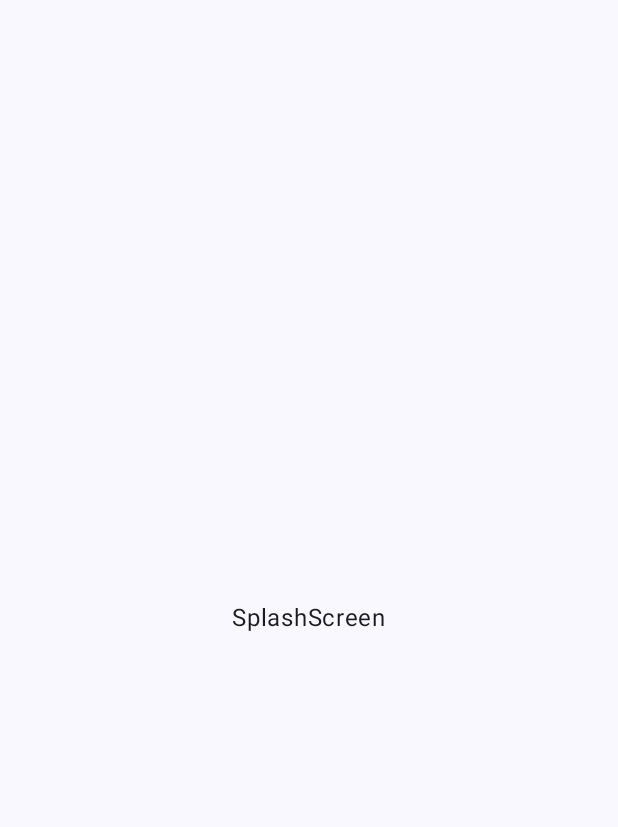
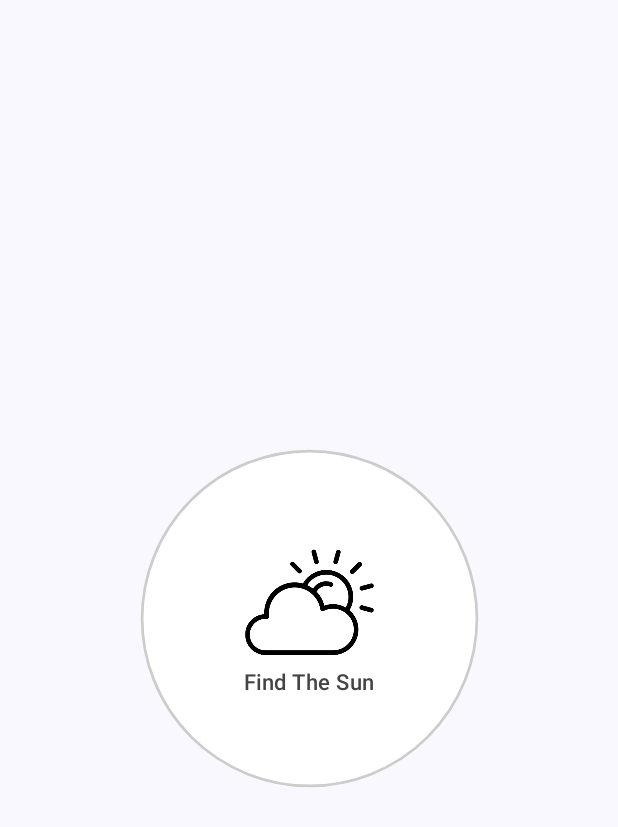
Before and after one commit to smkamran81/appTemplate, an Android app built with Jetpack Compose: the WeatherSplashScreen screen opened through its navigation route, on a phone screen of 412 x 824 dp. Before the commit the part shown is almost empty. Shown: the top 827 px of the screen. Run offline under Robolectric (Android 15) with nearby library versions, the phone set to English and light mode, and no system bars; our stand-ins replace Dagger/Hilt's generated code.

Commit message:
Added animation and navigate to MainScreen

```diff
--- a/app/src/main/java/com/germantv/wapicompose/navigation/WeatherNavigation.kt
+++ b/app/src/main/java/com/germantv/wapicompose/navigation/WeatherNavigation.kt
@@ -5,6 +5,7 @@ import androidx.navigation.compose.NavHost
 import androidx.navigation.compose.composable
 import androidx.navigation.compose.rememberNavController
 import com.germantv.wapicompose.screens.WeatherDummyScreen
+import com.germantv.wapicompose.screens.WeatherMainScreen
 import com.germantv.wapicompose.screens.WeatherSplashScreen
 
 
@@ -23,6 +24,9 @@ fun WeatherNavigation() {
         composable(WeatherScreens.DummyScreen.name) {
             WeatherDummyScreen(navController = navController)
         }
+        composable(WeatherScreens.MainScreen.name) {
+            WeatherMainScreen(navController = navController)
+        }
     }
     //1
 }
--- /dev/null
+++ b/app/src/main/java/com/germantv/wapicompose/screens/WeatherMainScreen.kt
@@ -0,0 +1,10 @@
+package com.germantv.wapicompose.screens
+
+import androidx.compose.material3.Text
+import androidx.compose.runtime.Composable
+import androidx.navigation.NavController
+
+@Composable
+fun WeatherMainScreen(navController: NavController){
+    Text(text = "WeatherMainScreen")
+}
--- a/app/src/main/java/com/germantv/wapicompose/screens/WeatherSplashScreen.kt
+++ b/app/src/main/java/com/germantv/wapicompose/screens/WeatherSplashScreen.kt
@@ -1,11 +1,71 @@
 package com.germantv.wapicompose.screens
 
+import android.view.animation.OvershootInterpolator
+import androidx.compose.animation.core.Animatable
+import androidx.compose.animation.core.tween
+import androidx.compose.foundation.BorderStroke
+import androidx.compose.foundation.Image
+import androidx.compose.foundation.layout.Arrangement
+import androidx.compose.foundation.layout.Column
+import androidx.compose.foundation.layout.padding
+import androidx.compose.foundation.layout.size
+import androidx.compose.foundation.shape.CircleShape
+import androidx.compose.material3.MaterialTheme
+import androidx.compose.material3.Surface
 import androidx.compose.material3.Text
 import androidx.compose.runtime.Composable
+import androidx.compose.runtime.LaunchedEffect
+import androidx.compose.runtime.remember
+import androidx.compose.ui.Alignment
+import androidx.compose.ui.Modifier
+import androidx.compose.ui.draw.scale
+import androidx.compose.ui.graphics.Color
+import androidx.compose.ui.layout.ContentScale
+import androidx.compose.ui.res.painterResource
+import androidx.compose.ui.unit.dp
 import androidx.navigation.NavController
+import com.germantv.wapicompose.R
+import com.germantv.wapicompose.navigation.WeatherScreens
+import kotlinx.coroutines.delay
 
 @Composable
-fun WeatherSplashScreen(navController: NavController){
-
-    Text(text = "SplashScreen")
+fun WeatherSplashScreen(navController: NavController) {
+    val scale = remember {
+        Animatable(0f)
+    }
+    //175
+    LaunchedEffect(key1 = true, block = {
+        scale.animateTo(targetValue = 0.9f, animationSpec = tween(durationMillis = 800, easing = {
+            OvershootInterpolator(8f).getInterpolation(it)
+        }))
+        delay(2000L)
+        navController.navigate(WeatherScreens.MainScreen.name)
+    })
+    Surface(
+        modifier = Modifier
+            .padding(15.dp)
+            .size(250.dp)
+            .scale(scale.value),
+        shape = CircleShape,
+        color = Color.White,
+        border = BorderStroke(width = 2.dp, color = Color.LightGray)
+    ) {
+        Column(
+            modifier = Modifier.padding(1.dp),
+            verticalArrangement = Arrangement.Center,
+            horizontalAlignment = Alignment.CenterHorizontally
+        ) {
+            Image(
+                painter = painterResource(id = R.drawable.sun),
+                contentDescription = "Sunny Icon",
+                modifier = Modifier.size(95.dp),
+                contentScale = ContentScale.Fit
+            )
+            Text(
+                text = "Find The Sun",
+                style = MaterialTheme.typography.titleMedium,
+                color = Color.DarkGray
+            )
+        }
+    }
 }
--- a/app/src/main/java/com/germantv/wapicompose/utils/help.kt
+++ b/app/src/main/java/com/germantv/wapicompose/utils/help.kt
@@ -1,10 +1,12 @@
 package com.germantv.wapicompose.utils
 
 // Create WeatherApplication.kt file
+// dependency 1
 // Create di/AppModule.kt file
 // Adding entry point in MainActivity
+// dependency 2
 // Setting up navigation and creating enum class
 // navigation/WeatherScreens.kt
 // Creating WeatherNavigation class
 // screens/WeatherSplashScreen first screen of the app
-// Updating main activity to add navigation support
+// Updating main activity to add navigation support and linked to splash screen
```
Also changed, not shown: app/src/main/res/drawable/humidity.png (added), app/src/main/res/drawable/pressure.png (added), app/src/main/res/drawable/rain.png (added), app/src/main/res/drawable/sun.png (added), app/src/main/res/drawable/sunrise.png (added), app/src/main/res/drawable/sunset.png (added), app/src/main/res/drawable/wind.png (added).
